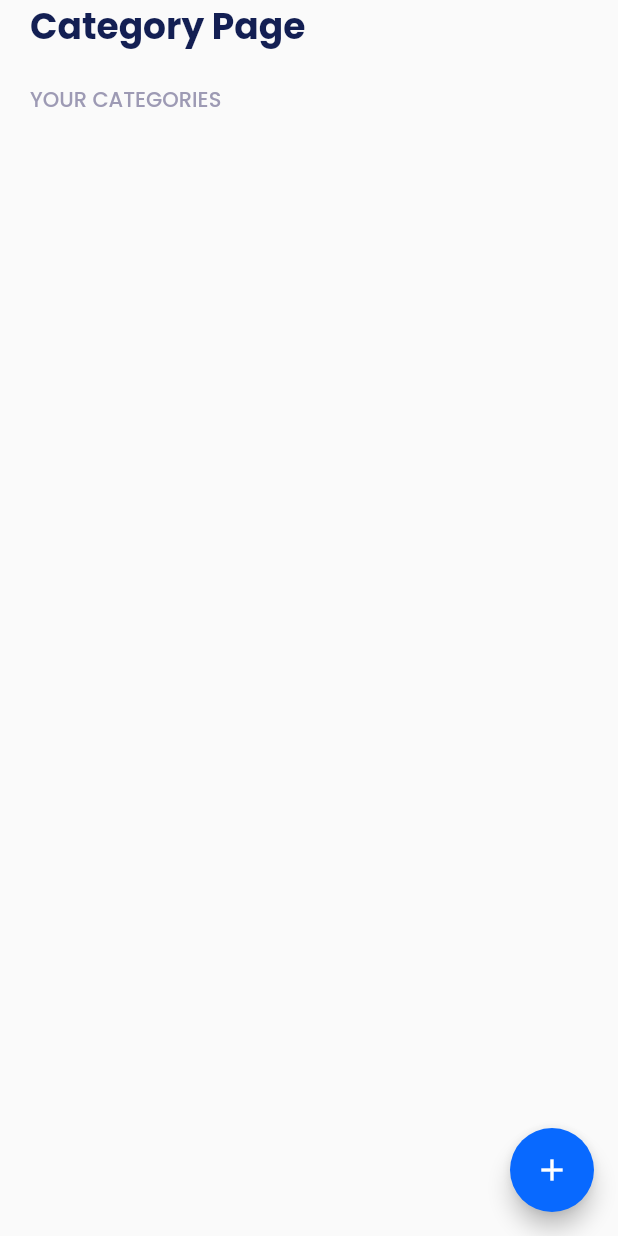
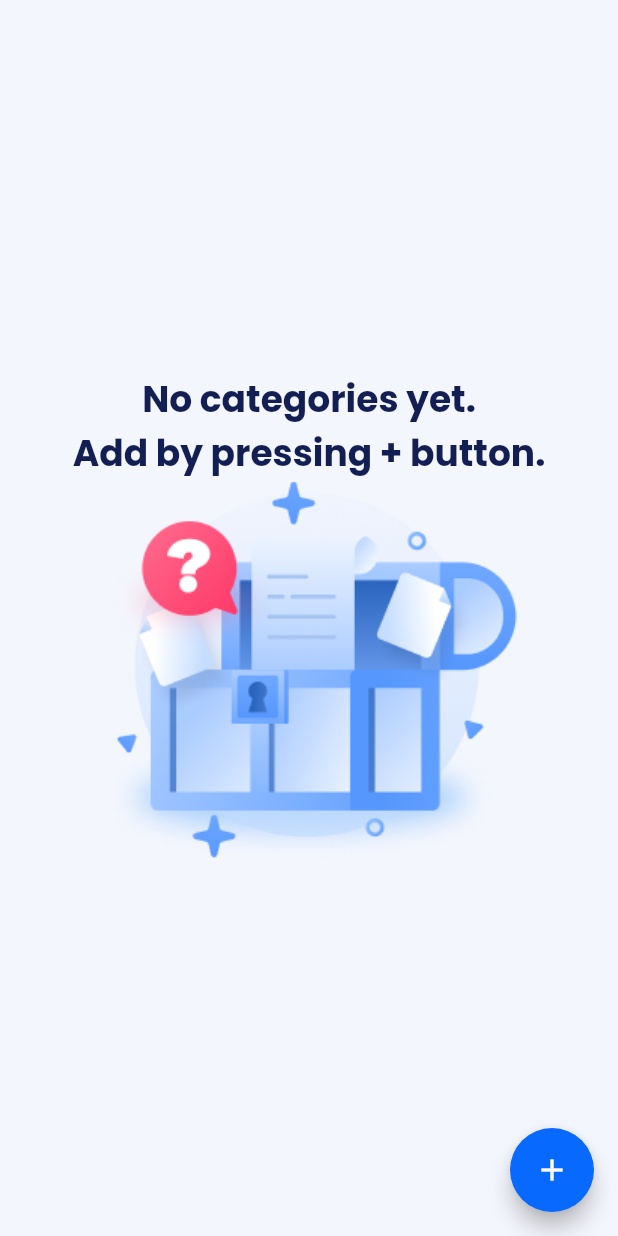
Before and after one commit to Dojdk/ToDo, a Flutter app: the screen it shows after launch, after a tap on "ADD CATEGORY", on a phone screen of 412 x 824 dp. Run offline on Flutter 3.47's test engine with Material 2 defaults, Android fonts, the phone set to English and light mode, and no system bars; our stand-ins replace flutter_bloc, sqflite; missing offline and left inert: flex_color_picker; accounts and stored records are empty.

Commit message:
Imrpoved ui and maked it more beautiful

```diff
--- a/lib/main.dart
+++ b/lib/main.dart
@@ -1,6 +1,7 @@
 import 'package:flutter/material.dart';
 import 'package:todo/theme/colors.dart';
 import 'package:flutter_bloc/flutter_bloc.dart';
+import 'package:flutter/services.dart';
 
 import '../pages/homepage.dart';
 import '../pages/addtaskpage.dart';
@@ -11,6 +12,8 @@ import 'cubit/type/type_cubit.dart';
 
 void main() {
   WidgetsFlutterBinding.ensureInitialized();
+  SystemChrome.setSystemUIOverlayStyle(
+      const SystemUiOverlayStyle(statusBarColor: lightGrey));
   runApp(const MyApp());
 }
 
@@ -28,9 +31,11 @@ class MyApp extends StatelessWidget {
         ),
       ],
       child: MaterialApp(
+
         debugShowCheckedModeBanner: false,
         title: 'ToDo App',
         theme: ThemeData(
+          scaffoldBackgroundColor: lightGrey,
           fontFamily: 'Poppins',
           textTheme: const TextTheme(
             headlineSmall: TextStyle(
--- a/lib/pages/categorypage.dart
+++ b/lib/pages/categorypage.dart
@@ -34,6 +34,23 @@ class CategoryPage extends StatelessWidget {
             );
           }
           if (state is TypeLoaded) {
+            if (state.types.isEmpty) {
+              return Center(
+                child: Column(
+                  mainAxisAlignment: MainAxisAlignment.center,
+                  children: [
+                    const Text(
+                      textAlign: TextAlign.center,
+                      'No categories yet.\nAdd by pressing + button.',
+                      style: headline,
+                    ),
+                    Image.asset(
+                      'assets/images/png/emptychest.png',
+                    ),
+                  ],
+                ),
+              );
+            }
             return SafeArea(
               child: Padding(
                 padding: const EdgeInsets.symmetric(horizontal: 20.0),
@@ -41,16 +58,10 @@ class CategoryPage extends StatelessWidget {
                   crossAxisAlignment: CrossAxisAlignment.start,
                   children: [
                     const Text(
-                      'Category Page',
+                      'YOUR CATEGORIES:',
                       style: headline,
                     ),
-                    const SizedBox(
-                      height: 20,
-                    ),
-                    const Text(
-                      'YOUR CATEGORIES',
-                      style: headlineSmall,
-                    ),
+
                     Expanded(
                       child: ListView.builder(
                         itemBuilder: (context, index) =>
--- a/lib/pages/homepage.dart
+++ b/lib/pages/homepage.dart
@@ -56,6 +56,9 @@ class HomePage extends StatelessWidget {
                         child: Column(
                           crossAxisAlignment: CrossAxisAlignment.start,
                           children: [
+                            const SizedBox(
+                              height: 10,
+                            ),
                             const Text(
                               'What\'s up, Cutie!',
                               style: headline,
@@ -161,6 +164,7 @@ Widget _pageStart(BuildContext context, bool categorie) {
             ),
           ],
         ),
+        const SizedBox(height: 20),
         Center(
           child: Text(
             textAlign: TextAlign.center,
@@ -170,6 +174,10 @@ Widget _pageStart(BuildContext context, bool categorie) {
             style: headline,
           ),
         ),
+        const SizedBox(
+          height: 30,
+        ),
+        Center(child: Image.asset('assets/images/png/emptychest.png'))
       ],
     ),
   );
--- a/lib/theme/colors.dart
+++ b/lib/theme/colors.dart
@@ -1,5 +1,6 @@
 import 'package:flutter/material.dart';
 
+const lightGrey = Color(0xFFF4F6FD);
 const grey = Color(0xFF9D9AB4);
 const darkBlue = Color(0xFF131F53);
 const pink = Color(0xffDE19EF);
--- a/lib/widgets/home/tasklist.dart
+++ b/lib/widgets/home/tasklist.dart
@@ -12,7 +12,7 @@ class TaskList extends StatelessWidget {
     return ListView.builder(
       itemCount: tasks.length,
       itemBuilder: (context, index) => ListItem(
-        itemKey: ValueKey(tasks[index].id),
+        key: UniqueKey(),
         task: tasks[index],
         index: index,
       ),
--- a/pubspec.yaml
+++ b/pubspec.yaml
@@ -64,9 +64,8 @@ flutter:
   uses-material-design: true
 
   # To add assets to your application, add an assets section, like this:
-  # assets:
-  #   - assets/images/
-  #   - images/a_dot_ham.jpeg
+  assets:
+    - assets/images/png/
 
   # An image asset can refer to one or more resolution-specific "variants", see
   # https://flutter.dev/assets-and-images/#resolution-aware
```
Also changed, not shown: lib/cubit/task/task_cubit.dart (+15 -6 lines), lib/helper/db_helper.dart (+32 -8 lines), lib/widgets/category/listitem.dart (+16 -0 lines), lib/widgets/home/listitem.dart (+20 -14 lines), assets/images/png/emptychest.png (added).
